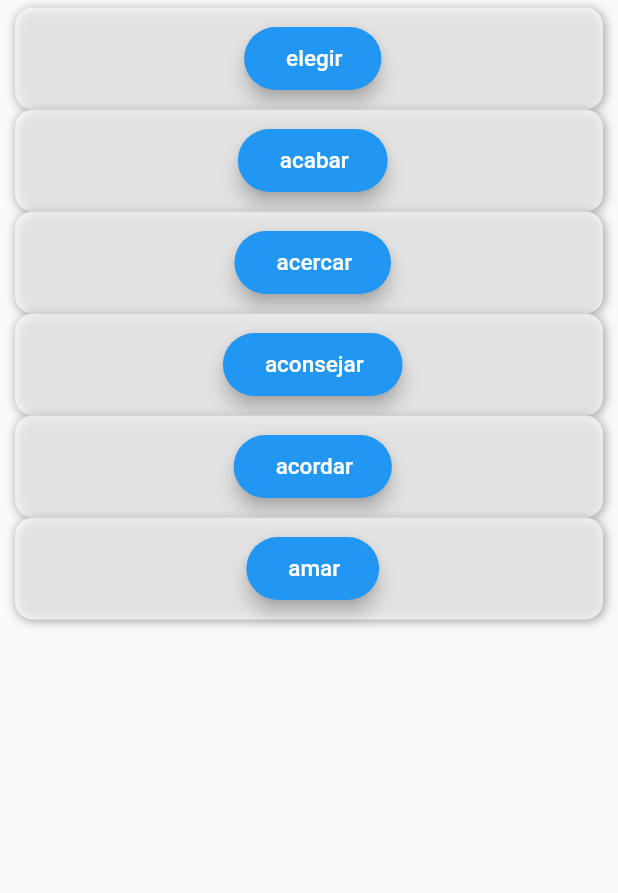
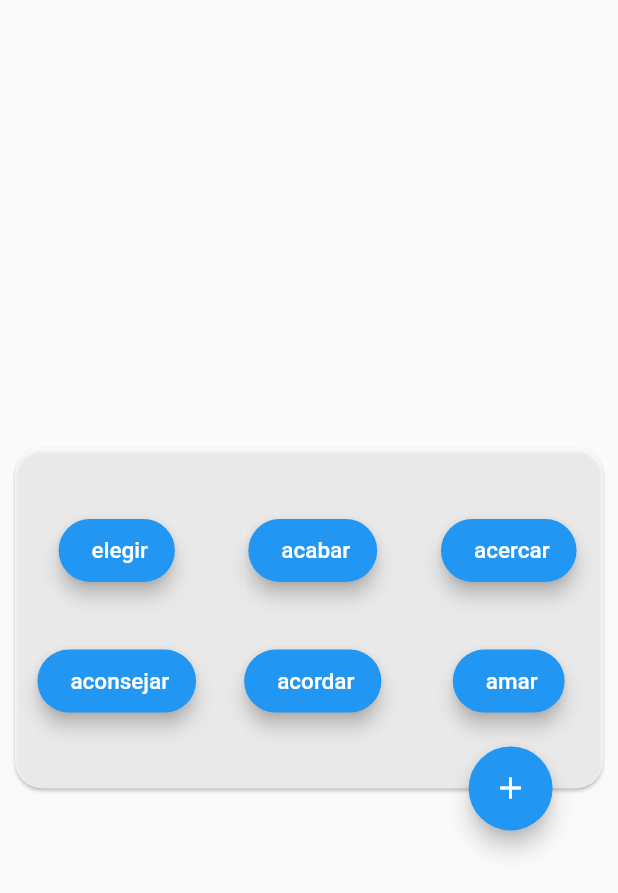
Before and after one commit to tincho77/verb_selection, a Flutter app: what verbCard() shows on an empty page, opened directly, on a phone screen of 412 x 824 dp. Shown: the top 893 px of the screen. Run offline on Flutter 3.47's test engine with Material 2 defaults, Android fonts, the phone set to English and light mode, and no system bars; our stand-ins replace sqflite; accounts and stored records are empty.

Commit message:
Code update. Added card with buttons

```diff
--- a/lib/src/utils/verb_card.dart
+++ b/lib/src/utils/verb_card.dart
@@ -19,72 +19,61 @@ Widget verbCard(BuildContext context) {
 
   return SafeArea(
     child: Container(
-       child:
-       new FutureBuilder<dynamic>(
+      child: new FutureBuilder<dynamic>(
           future: getMostUsedVerbs(),
           builder: (context, snapshot) {
             if (snapshot.hasData) {
-           return ListView.builder(
-             padding: EdgeInsets.only(top: 5, bottom: 16),
-              //scrollDirection: Axis.horizontal,
-               itemCount: snapshot.data.length,
-               itemBuilder: (context, index){
-                 return Column(
-                     mainAxisAlignment: MainAxisAlignment.spaceEvenly,
-                     crossAxisAlignment: CrossAxisAlignment.center,
-                     children: <Widget>[
-
-                       new Container(
-
-                         /*height: heightContainer,
-                     width: SizeConfig.safeBlockHorizontal * 100,*/
-                         padding: EdgeInsets.only(
-                             right: 10, left: 10, bottom: 10),
-                         margin: const EdgeInsets.only(left: 10.0, right: 10.0,),
-                         //    padding: EdgeInsets.only(top: 2, right: 10, bottom: 10, left: 10),
-                         //height: 150,
-                         decoration: BoxDecoration(
+              return Center(
+                  child: Card(
                 color: Colors.white70,
-                             borderRadius: BorderRadius.circular(12),
-                             boxShadow: [
-                               BoxShadow(
-                                 color: Colors.grey,
-                                 offset: Offset(1, 1),
-                                 blurRadius: 5,
+                shape: RoundedRectangleBorder(
+                  borderRadius: BorderRadius.circular(18.0),
                 ),
-                             ]),
-
-                         child: Center(
+                margin: const EdgeInsets.only(left: 10.0, right: 10.0),
+                child: Container(
                     child: Column(
-                             children: <Widget>[
-                               SizedBox(height: 10),
-                               Row(
-                                 mainAxisAlignment: MainAxisAlignment
-                                     .spaceBetween,
+                        mainAxisAlignment: MainAxisAlignment.center,
                         mainAxisSize: MainAxisSize.min,
                         verticalDirection: VerticalDirection.down,
-
+                        children: <Widget>[
+                      GridView.count(
+                          shrinkWrap: true,
+                          crossAxisCount: 3,
+                          padding: EdgeInsets.only(top: 25.0),
+                          childAspectRatio: 3 / 2,
+                          children:
+                              List.generate(snapshot.data.length, (index) {
+                            if (snapshot.data[index]['description']
+                                    .toString() !=
+                                null) {
+                              return Container(
+                                  child: Row(
+                                mainAxisAlignment: MainAxisAlignment.center,
+                                mainAxisSize: MainAxisSize.min,
+                                verticalDirection: VerticalDirection.down,
                                 children: <Widget>[
                                   VerticalDivider(
                                     width: 5,
+                                    color: Colors.white12,
                                   ),
-
                                   ElevatedButton(
                                     style: ElevatedButton.styleFrom(
-                                       padding: EdgeInsets.only(top: 12,
+                                      padding: EdgeInsets.only(
+                                          top: 12,
                                           bottom: 12,
-                                           right: 26,
-                                           left: 28),
+                                          right: 18,
+                                          left: 22),
                                       elevation: 5,
                                       //primary: col,
                                       onPrimary: Colors.white,
                                       shape: RoundedRectangleBorder(
-                                           borderRadius: BorderRadius.circular(
-                                               30)),
+                                          borderRadius:
+                                              BorderRadius.circular(30)),
                                       alignment: Alignment.center,
                                     ),
                                     child: new Text(
-                                       snapshot.data[index]['description'].toString(),
+                                      snapshot.data[index]['description']
+                                          .toString(),
                                       textAlign: TextAlign.center,
                                       style: TextStyle(
                                         color: Colors.white,
@@ -92,32 +81,34 @@ Widget verbCard(BuildContext context) {
                                       ),
                                     ),
                                     onPressed: () {},
-
                                   ),
                                 ],
-                               ),
-                             ],
-                           ),
-                         ),
-                       ),
-                     ]
+                              ));
+                            } else {
+                              return Container(
+                                //color: Colors.blue,
+                                margin: EdgeInsets.all(10.0),
                               );
                             }
-             //children: <Widget>[
-
-             //],
-
-           );
-         }
-         else if (snapshot.hasError) {
+                          })),
+                      Align(
+                        alignment: Alignment(0.8, -1.0),
+                        heightFactor: 0.5,
+                        child: FloatingActionButton(
+                          onPressed: null,
+                          child: Icon(Icons.add),
+                        ),
+                      )
+                    ])),
+              ));
+            } else if (snapshot.hasError) {
               return new Text("${snapshot.error}");
             }
             return new Container(
               alignment: AlignmentDirectional.center,
               child: new CircularProgressIndicator(),
             );
-       }
-     ),
+          }),
     ),
   );
 }
```
Lines whose indentation alone changed are shown as unchanged.
